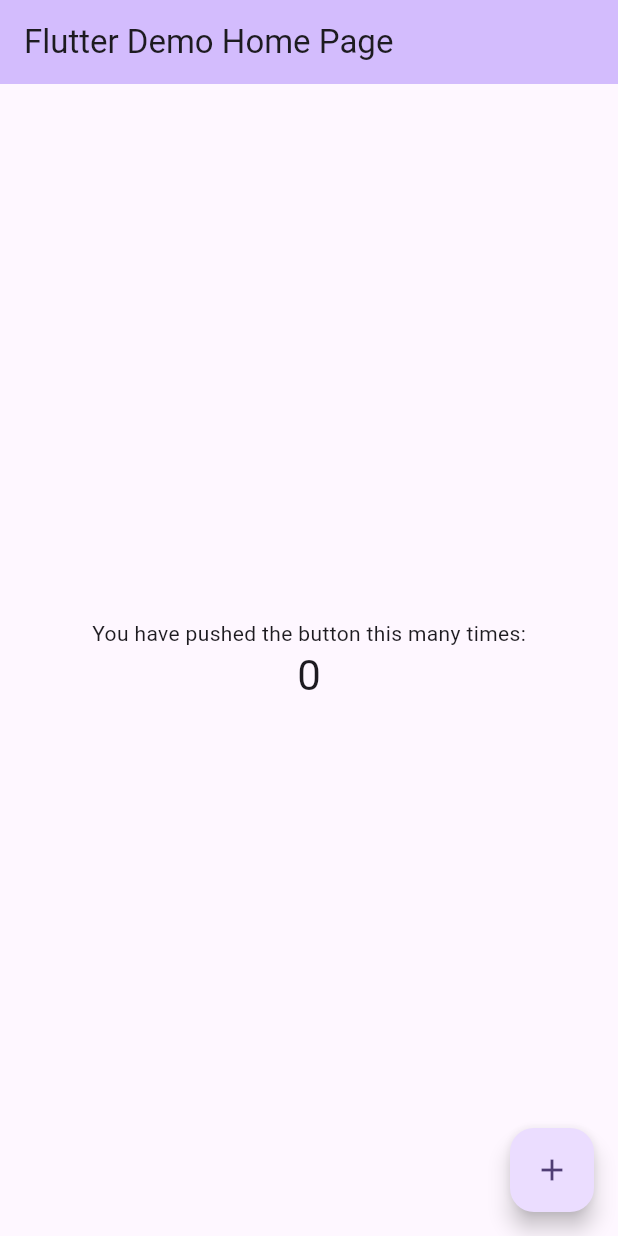
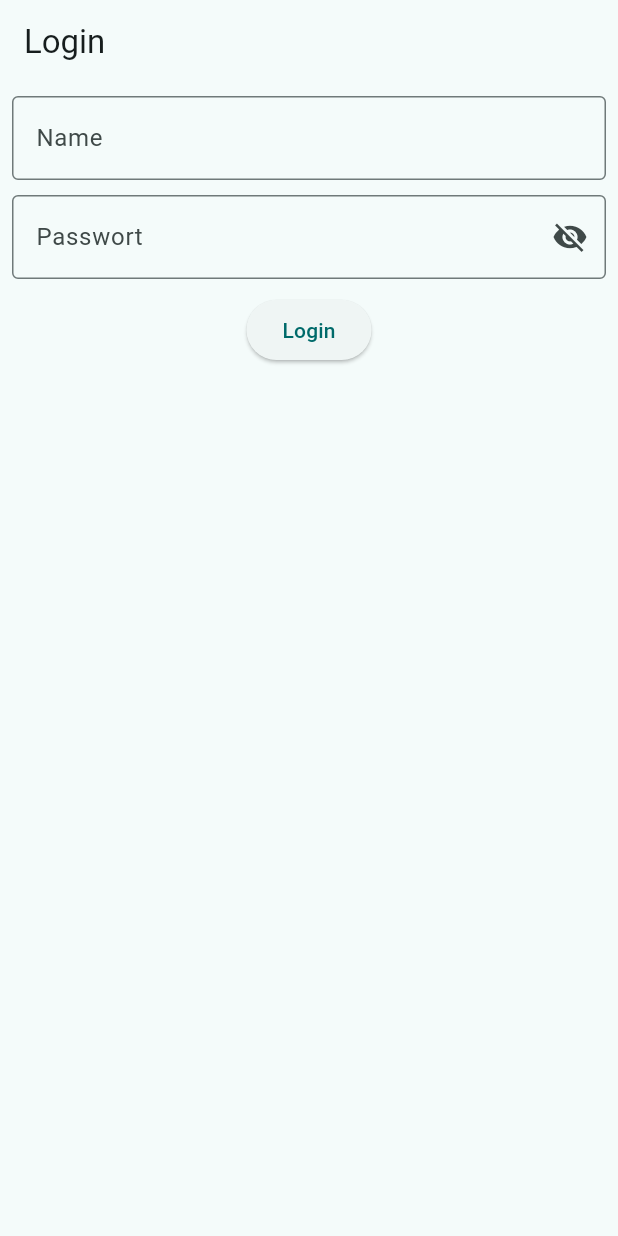
Before and after one commit to ApiInnovators/AbibuchFrontend, a Flutter app: the screen it shows after launch, on a phone screen of 412 x 824 dp. Run offline on Flutter 3.47's test engine with Material 3 defaults, Android fonts, the phone set to English and light mode, and no system bars; missing offline and left inert: image_picker_web.

Commit message:
first demo

```diff
--- /dev/null
+++ b/lib/api/api.dart
@@ -0,0 +1,93 @@
+import 'dart:async';
+import 'dart:convert';
+import 'dart:io';
+
+import 'package:http/http.dart';
+
+
+class Api {
+  static final client = Client();
+  static const baseUrl = "http://localhost:8085";
+
+  static Future<Response> _handleRequest(BaseRequest request) async {
+    request.headers.addAll({
+      "Access-Control-Allow-Origin": "*",
+      'Content-Type': 'application/json',
+      'Accept': '*/*'
+    });
+    try {
+      final baseResp =
+          await client.send(request).timeout(const Duration(seconds: 10));
+      return Response.fromStream(baseResp);
+    } on SocketException {
+      return Response("Error", 499);
+    } on TimeoutException {
+      return Response("Timeout", HttpStatus.requestTimeout);
+    }
+  }
+
+  static Future<Response> login(String name, String password) {
+    final req = Request("POST", Uri.parse("$baseUrl/login"));
+    req.body = jsonEncode({"name": name, "password": password});
+    return _handleRequest(req);
+  }
+
+  static Future<Response> preview(PreviewModel data) async {
+    final req = Request("POST", Uri.parse("$baseUrl/preview"));
+    req.body = jsonEncode(data.toJson());
+    return _handleRequest(req);
+  }
+}
+
+class PreviewModel {
+  final String name;
+  final String hauptBildBase64;
+  final DateTime geburtsDatum;
+  final List<String> freunde;
+  final List<String> freundeBilderBase64;
+  final List<String> zitate;
+  final String lieblingslehrer;
+  final String lieblingsfaecher;
+  final String lieblingsbeschaeftigung;
+  final String plaene;
+  final String groessterErfolg;
+  final String krassestesErlebnis;
+  final String einzigartigkeit;
+  final String textVonFreunden;
+
+  PreviewModel({
+    required this.name,
+    required this.geburtsDatum,
+    required this.freunde,
+    required this.zitate,
+    required this.lieblingslehrer,
+    required this.lieblingsfaecher,
+    required this.lieblingsbeschaeftigung,
+    required this.plaene,
+    required this.groessterErfolg,
+    required this.krassestesErlebnis,
+    required this.einzigartigkeit,
+    required this.textVonFreunden,
+    required this.freundeBilderBase64,
+    required this.hauptBildBase64,
+  });
+
+  Map<String, dynamic> toJson() {
+    return {
+      'name': name,
+      'geburts_datum': geburtsDatum.millisecondsSinceEpoch,
+      'freunde': freunde,
+      'zitate': zitate,
+      'lieblingslehrer': lieblingslehrer,
+      'lieblingsfaecher': lieblingsfaecher,
+      'lieblingsbeschaeftigung': lieblingsbeschaeftigung,
+      'plaene': plaene,
+      'groesster_erfolg': groessterErfolg,
+      'krassestes_erlebnis': krassestesErlebnis,
+      'einzigartigkeit': einzigartigkeit,
+      'text_von_freunden': textVonFreunden,
+      'bild_base64': hauptBildBase64,
+      'freunde_bilder_base64': freundeBilderBase64,
+    };
+  }
+}
--- a/lib/main.dart
+++ b/lib/main.dart
@@ -1,6 +1,9 @@
 import 'package:flutter/material.dart';
+import 'package:hgv_abibuch/pages/edit.dart';
+import 'package:hgv_abibuch/pages/login.dart';
 
-void main() {
+Future<void> main() async {
+  WidgetsFlutterBinding.ensureInitialized();
   runApp(const MyApp());
 }
 
@@ -10,60 +13,12 @@ class MyApp extends StatelessWidget {
   @override
   Widget build(BuildContext context) {
     return MaterialApp(
-      title: 'Flutter Demo',
+      title: 'Abibuch',
       theme: ThemeData(
-        colorScheme: ColorScheme.fromSeed(seedColor: Colors.deepPurple),
+        colorScheme: ColorScheme.fromSeed(seedColor: Colors.cyanAccent),
         useMaterial3: true,
       ),
-      home: const MyHomePage(title: 'Flutter Demo Home Page'),
+      home: const LoginPage(),
     );
   }
 }
-
-class MyHomePage extends StatefulWidget {
-  const MyHomePage({super.key, required this.title});
-
-  final String title;
-
-  @override
-  State<MyHomePage> createState() => _MyHomePageState();
-}
-
-class _MyHomePageState extends State<MyHomePage> {
-  int _counter = 0;
-
-  void _incrementCounter() {
-    setState(() {
-      _counter++;
-    });
-  }
-
-  @override
-  Widget build(BuildContext context) {
-    return Scaffold(
-      appBar: AppBar(
-        backgroundColor: Theme.of(context).colorScheme.inversePrimary,
-        title: Text(widget.title),
-      ),
-      body: Center(
-        child: Column(
-          mainAxisAlignment: MainAxisAlignment.center,
-          children: <Widget>[
-            const Text(
-              'You have pushed the button this many times:',
-            ),
-            Text(
-              '$_counter',
-              style: Theme.of(context).textTheme.headlineMedium,
-            ),
-          ],
-        ),
-      ),
-      floatingActionButton: FloatingActionButton(
-        onPressed: _incrementCounter,
-        tooltip: 'Increment',
-        child: const Icon(Icons.add),
-      ),
-    );
-  }
-}
--- /dev/null
+++ b/lib/pages/login.dart
@@ -0,0 +1,114 @@
+import 'dart:convert';
+
+import 'package:flutter/material.dart';
+import 'package:hgv_abibuch/api/api.dart';
+
+import 'edit.dart';
+
+class LoginPage extends StatefulWidget {
+  const LoginPage({super.key});
+
+  @override
+  State<LoginPage> createState() => _LoginPageState();
+}
+
+class _LoginPageState extends State<LoginPage> {
+  final _formKey = GlobalKey<FormState>();
+  final nameController = TextEditingController();
+  final passwordController = TextEditingController();
+  bool isLoggingIn = false;
+  bool hidePassword = true;
+
+  @override
+  Widget build(BuildContext context) {
+    return Scaffold(
+      appBar: AppBar(title: const Text("Login")),
+      body: Padding(
+        padding: const EdgeInsets.all(8.0),
+        child: Form(
+          key: _formKey,
+          child: Column(
+            children: [
+              TextFormField(
+                controller: nameController,
+                decoration: const InputDecoration(
+                  border: OutlineInputBorder(),
+                  label: Text("Name"),
+                  hintText: "Max Musterman",
+                ),
+                validator: (value) {
+                  if (value == null || value.trim().isEmpty) {
+                    return "Bitte gib einen Wert ein";
+                  }
+                  return null;
+                },
+                autofillHints: const [AutofillHints.username],
+              ),
+              const SizedBox(height: 10),
+              TextFormField(
+                controller: passwordController,
+                obscureText: hidePassword,
+                autocorrect: false,
+                enableSuggestions: false,
+                decoration: InputDecoration(
+                  border: const OutlineInputBorder(),
+                  label: const Text("Passwort"),
+                  hintText: "Passwort123",
+                  suffixIcon: IconButton(
+                    onPressed: () =>
+                        setState(() => hidePassword = !hidePassword),
+                    icon: Icon(
+                      hidePassword ? Icons.visibility_off : Icons.visibility,
+                    ),
+                  ),
+                ),
+                validator: (value) {
+                  if (value == null || value.trim().isEmpty) {
+                    return "Bitte gib einen Wert ein";
+                  }
+                  return null;
+                },
+                autofillHints: const [AutofillHints.password],
+              ),
+              const SizedBox(height: 10),
+              ElevatedButton(
+                onPressed: isLoggingIn ? null : loginPressed,
+                child: isLoggingIn
+                    ? const CircularProgressIndicator()
+                    : const Text("Login"),
+              ),
+            ],
+          ),
+        ),
+      ),
+    );
+  }
+
+  Future<void> loginPressed() async {
+    if (!_formKey.currentState!.validate()) return;
+
+    setState(() => isLoggingIn = true);
+    final name = nameController.text.trim();
+
+    final resp = await Api.login(name, passwordController.text);
+
+    if (resp.statusCode == 200 && mounted) {
+      Navigator.push(
+        context,
+        MaterialPageRoute(
+          builder: (context) => EditPage(userName: name),
+        ),
+      );
+    } else if (mounted) {
+      ScaffoldMessenger.of(context).showSnackBar(
+        SnackBar(
+          content: Text(
+            'Fehler ${resp.statusCode}: ${jsonDecode(resp.body)["detail"]}',
+          ),
+        ),
+      );
+    }
+
+    setState(() => isLoggingIn = false);
+  }
+}
--- a/pubspec.yaml
+++ b/pubspec.yaml
@@ -13,7 +13,9 @@ dependencies:
   flutter:
     sdk: flutter
 
-  cupertino_icons: ^1.0.2
+  http: ^1.1.2
+  intl: ^0.19.0
+  image_picker_web: ^3.1.1
 
 dev_dependencies:
   flutter_test:
```
Also changed, not shown: lib/pages/edit.dart (added, +434 -0 lines), lib/pages/preview.dart (added, +43 -0 lines), pubspec.lock.
